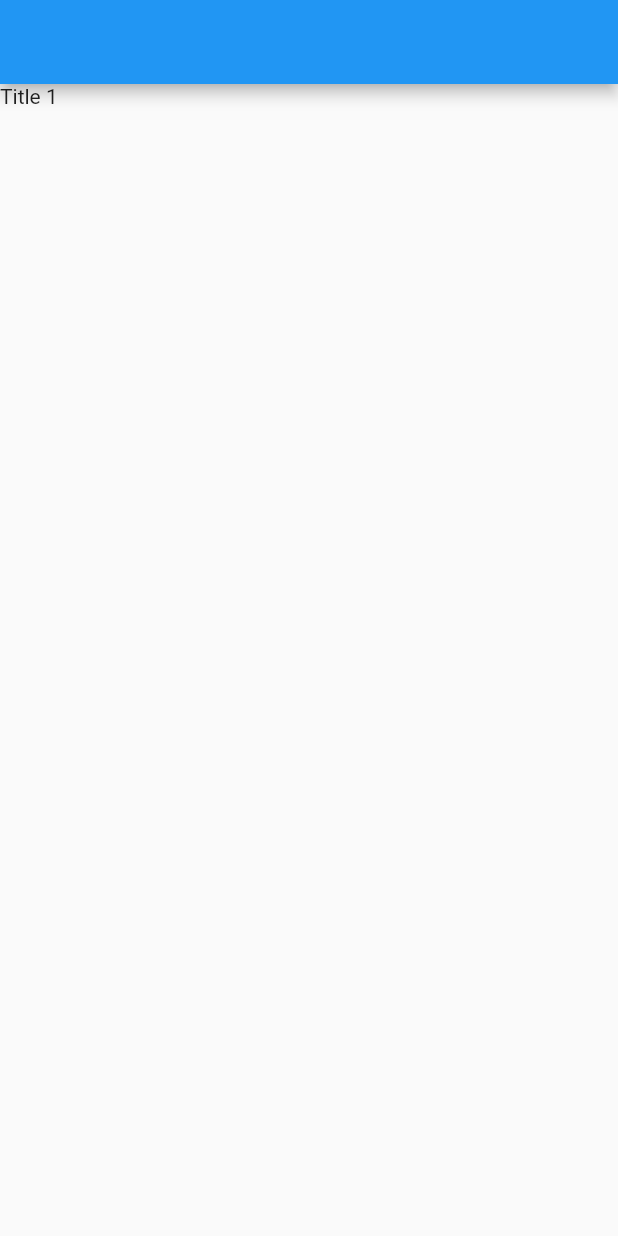
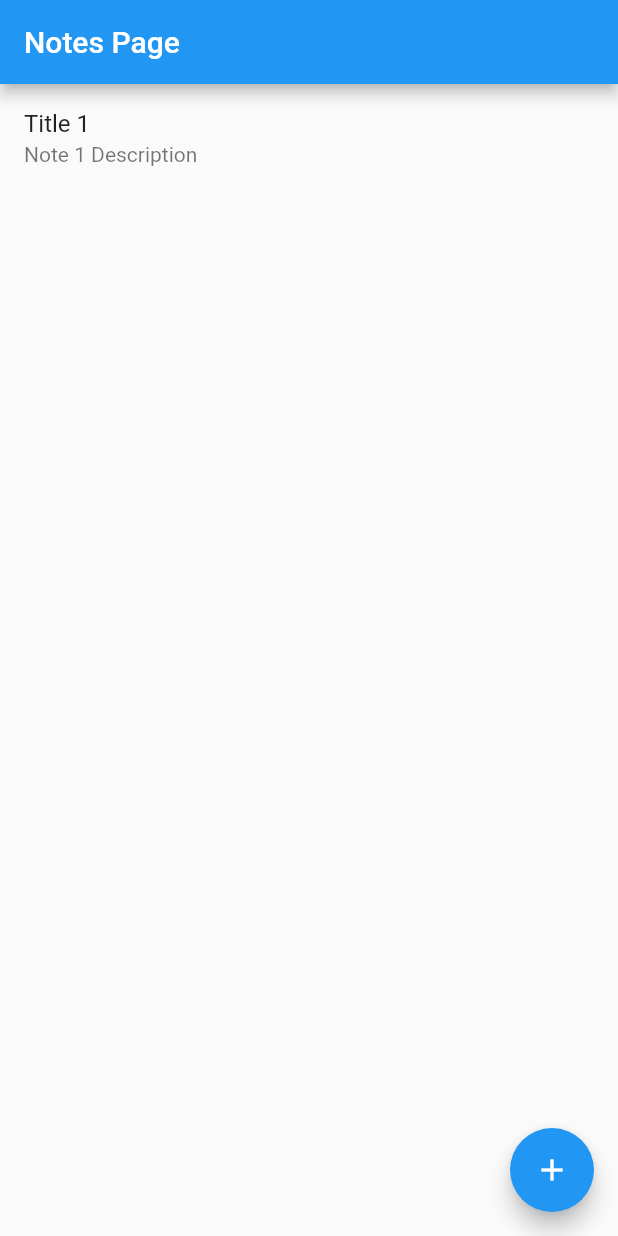
Before and after one commit to ikjot-2605/IEEE_Flutter_SMP_2021, a Flutter app: the screen it shows after launch, on a phone screen of 412 x 824 dp. Run offline on Flutter 3.47's test engine with Material 2 defaults, Android fonts, the phone set to English and light mode, and no system bars.

Commit message:
added notes/add note page

```diff
--- a/todo_app/lib/main.dart
+++ b/todo_app/lib/main.dart
@@ -12,6 +12,7 @@ class MyApp extends StatelessWidget {
   @override
   Widget build(BuildContext context) {
     return MaterialApp(
+      debugShowCheckedModeBanner: false,
       title: 'ToDo App',
       home: MyHomePage(),
     );
--- a/todo_app/lib/pages/notes_page.dart
+++ b/todo_app/lib/pages/notes_page.dart
@@ -1,5 +1,6 @@
 import 'package:flutter/material.dart';
 import 'package:todo_app/model/Note.dart';
+import 'package:todo_app/pages/add_note-page.dart';
 
 class NotesPage extends StatelessWidget {
   List<Note> notes = [];
@@ -9,11 +10,23 @@ class NotesPage extends StatelessWidget {
   @override
   Widget build(BuildContext context) {
     return Scaffold(
-      appBar: AppBar(),
+      appBar: AppBar(
+        title: Text("Notes Page"),
+      ),
+      floatingActionButton: FloatingActionButton(
+        onPressed: () {
+          Navigator.push(
+              context, MaterialPageRoute(builder: (context) => AddNotePage()));
+        },
+        child: Icon(Icons.add),
+      ),
       body: ListView.builder(
         itemCount: notes.length,
         itemBuilder: (BuildContext context, int index) {
-          return Text(notes[index].title);
+          return ListTile(
+            title: Text(notes[index].title),
+            subtitle: Text(notes[index].description),
+          );
         },
       ),
     );
```
Also changed, not shown: todo_app/lib/pages/add_note-page.dart (added, +60 -0 lines).
